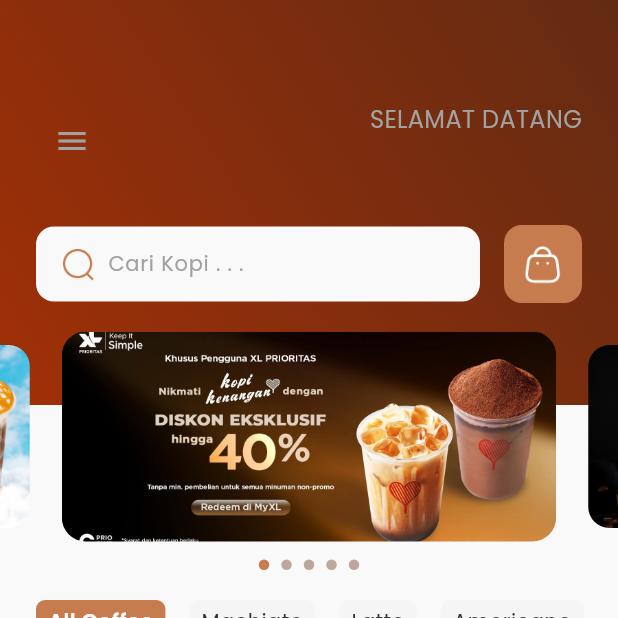
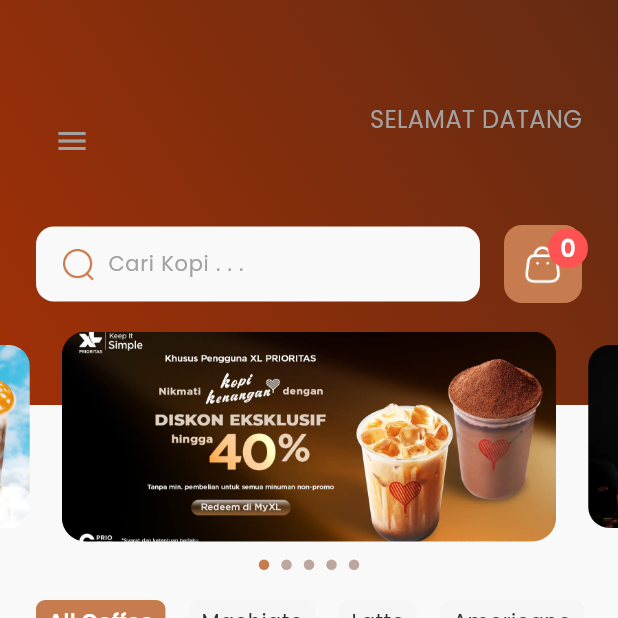
Before and after one commit to RaidFortallz/UAS_Mobile2, a Flutter app: the HomeFragment screen opened directly, on a phone screen of 412 x 824 dp, the top half of it. Run offline on Flutter 3.47's test engine with Material 3 defaults, Android fonts, the phone set to English and light mode, and no system bars; drawn by our look-alikes of badges, carousel_slider, flutter_bounceable; our stand-ins replace awesome_dialog, gap, image_picker, lottie, readmore, supabase_flutter; accounts and stored records are empty.

Commit message:
Update Home + Keranjang

```diff
--- a/lib/Frontend/Hal_Dashboard/detail_coffee.dart
+++ b/lib/Frontend/Hal_Dashboard/detail_coffee.dart
@@ -371,10 +371,10 @@ Widget buildHeader() {
                       width: 8,
                     ),
                     const Text(
-                      'Pesan',
+                      'Masukkan\n keranjang',
                       style: TextStyle(
                           fontFamily: "poppinsregular",
-                          fontSize: 16,
+                          fontSize: 12,
                           fontWeight: FontWeight.w600,
                           color: Colors.white),
                     ),
--- a/lib/Frontend/Hal_Dashboard/home.dart
+++ b/lib/Frontend/Hal_Dashboard/home.dart
@@ -4,12 +4,14 @@ import 'package:flutter_bounceable/flutter_bounceable.dart';
 import 'package:gap/gap.dart';
 import 'package:intl/intl.dart';
 import 'package:provider/provider.dart';
+import 'package:uas_mobile2/Backend/Provider/cart_provider.dart';
 import 'package:uas_mobile2/Backend/Provider/coffee_service.dart';
 import 'package:uas_mobile2/Backend/Provider/supabase_auth.dart';
 import 'package:uas_mobile2/Frontend/Hal_Dashboard/keranjang.dart';
 import 'package:uas_mobile2/Frontend/Sidebar/sidebar.dart';
 import 'package:uas_mobile2/Models/coffee_model.dart';
 import 'package:uas_mobile2/Warna_Tema/warna_tema.dart';
+import 'package:badges/badges.dart' as badges;
 
 class HomeFragment extends StatefulWidget {
   const HomeFragment({super.key});
@@ -194,11 +196,44 @@ class _HomeFragmentState extends State<HomeFragment> {
           ),
         ),
         const Gap(16),
-        Bounceable(
-          onTap: () {
-            Navigator.push(context,
-                MaterialPageRoute(builder: (context) => const Keranjang()));
+        Consumer<CartProvider>(builder: (context, cartProvider, child) {
+          return Bounceable(
+              onTap: () async {
+                await Navigator.push(
+                  context,
+                  MaterialPageRoute(
+                    builder: (context) => const Keranjang(),
+                  ),
+                );
               },
+              child: badges.Badge(
+                badgeContent: AnimatedSwitcher(
+                  duration: const Duration(milliseconds: 300),
+                  transitionBuilder:
+                      (Widget child, Animation<double> animation) {
+                    return SlideTransition(
+                      position: Tween<Offset>(
+                        begin: const Offset(1, 0),
+                        end: Offset.zero,
+                      ).animate(animation),
+                      child: child,
+                    );
+                  },
+                  child: Text(
+                    cartProvider.cartItems.length.toString(),
+                    style: const TextStyle(
+                        fontFamily: "poppinsregular",
+                        fontSize: 16,
+                        fontWeight: FontWeight.w600,
+                        color: Colors.white),
+                  ),
+                ),
+                badgeStyle: const badges.BadgeStyle(
+                  badgeColor: Colors.redAccent,
+                  elevation: 0,
+                  padding: EdgeInsets.all(8),
+                ),
+                position: badges.BadgePosition.topEnd(top: -4, end: -4),
                 child: Container(
                   height: 52,
                   width: 52,
@@ -213,7 +248,8 @@ class _HomeFragmentState extends State<HomeFragment> {
                     color: Colors.white,
                   ),
                 ),
-        )
+              ));
+        })
       ],
     );
   }
@@ -449,7 +485,11 @@ class _HomeFragmentState extends State<HomeFragment> {
                         ),
                       ),
                       Bounceable(
-                        onTap: () {},
+                        onTap: () {
+                          final cartProvider = Provider.of<CartProvider>(context, listen: false);
+
+                          cartProvider.addToCart(coffee, 'S', coffee.price);
+                        },
                         child: Container(
                           height: 32,
                           width: 32,
--- a/pubspec.yaml
+++ b/pubspec.yaml
@@ -42,6 +42,7 @@ dependencies:
   carousel_slider: ^5.0.0
   awesome_dialog: ^3.2.1
   image_picker: ^1.1.2
+  badges: ^3.1.2
 
 dev_dependencies:
   flutter_test:
```
Also changed, not shown: lib/Frontend/Hal_Dashboard/keranjang.dart (+6 -7 lines), assets/image/ic_favorite_active.png (added), pubspec.lock. Lines whose indentation alone changed are shown as unchanged.
